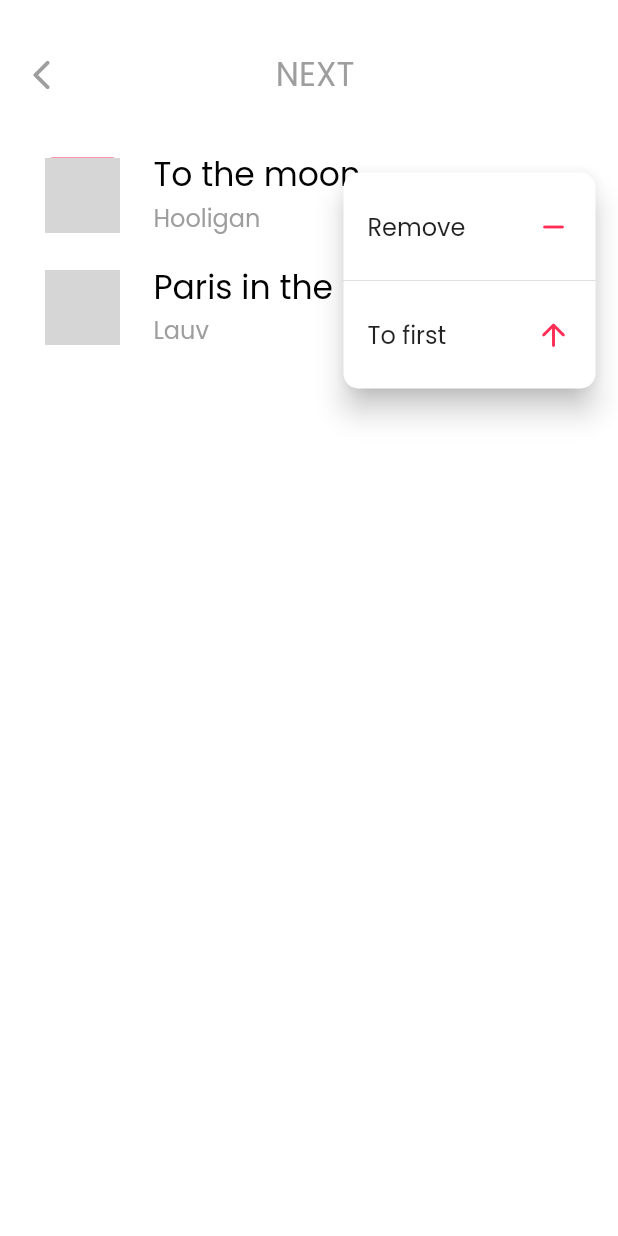
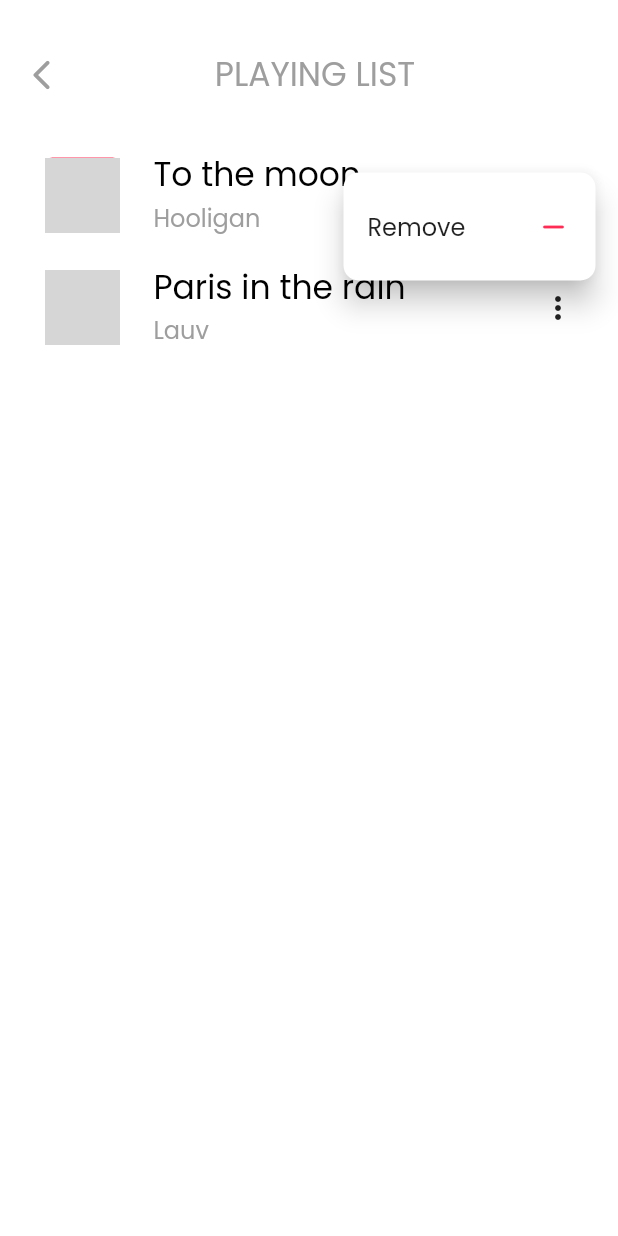
Before and after one commit to unofficialinh/musics-player-flutter, a Flutter app: the PlayingList screen opened directly, after a tap on the "more vert" icon, on a phone screen of 412 x 824 dp. Run offline on Flutter 3.47's test engine with Material 2 defaults, Android fonts, the phone set to English and light mode, and no system bars; our stand-ins replace just_audio, page_transition; network calls fail; grey boxes are pictures that could not be loaded.

Commit message:
finish add song to playlist function (onTap event) for many buttons

```diff
--- a/lib/bottom_navigation.dart
+++ b/lib/bottom_navigation.dart
@@ -5,7 +5,6 @@ import 'package:music_player/pages/library_page.dart';
 import 'package:music_player/pages/music_detail_page.dart';
 import 'package:music_player/pages/player/player.dart';
 import 'package:music_player/pages/search_page.dart';
-import 'package:music_player/pages/settings_page.dart';
 import 'package:page_transition/page_transition.dart';
 
 class BottomNavigation extends StatefulWidget {
--- a/lib/main.dart
+++ b/lib/main.dart
@@ -1,14 +1,10 @@
 import 'package:flutter/material.dart';
-import 'package:flutter_config/flutter_config.dart';
 import 'package:music_player/pages/root_app.dart';
 import 'package:provider/provider.dart';
 
 import 'model/PlayingListModel.dart';
 
 void main() async {
-  WidgetsFlutterBinding.ensureInitialized(); // Required by FlutterConfig
-  await FlutterConfig.loadEnvVariables();
-
   runApp(
     MultiProvider(
       providers: [
--- a/lib/model/PlayingListModel.dart
+++ b/lib/model/PlayingListModel.dart
@@ -34,7 +34,7 @@ class PlayingListModel extends ChangeNotifier {
     audioSource = ConcatenatingAudioSource(
         children: List.generate(_songs.length, (index) => AudioSource.uri(Uri.parse(_songs[index]['mp3'])))
     );
-    // end TODO
+    // endTODO
 
     audioPlayer = new AudioPlayer();
     audioPlayer.setAudioSource(audioSource);
@@ -46,9 +46,12 @@ class PlayingListModel extends ChangeNotifier {
     return _songs;
   }
 
-  // p.songs = ... to set
-  set songs(List<dynamic> songs) {
+  void setPlaylist(List<dynamic> songs, int currentIndex) {
     this._songs = songs;
+    audioSource = ConcatenatingAudioSource(
+        children: List.generate(_songs.length, (index) => AudioSource.uri(Uri.parse(_songs[index]['mp3'])))
+    );
+    audioPlayer.setAudioSource(audioSource, initialIndex: currentIndex);
     notifyListeners();
   }
 
@@ -75,4 +78,16 @@ class PlayingListModel extends ChangeNotifier {
     audioSource.removeAt(index);
     notifyListeners();
   }
+
+// This button is disabled because it contains too many problems :)
+// what is the currentIndex of audioPlayer when I click this button bro?
+  // // Push _songs[index] to the first of list
+  // void toFirst(int index) {
+  //   dynamic moveSong = _songs.removeAt(index);
+  //   _songs.insert(0, moveSong);
+  //   audioSource.removeAt(index);
+  //   audioSource.insert(0, AudioSource.uri(Uri.parse(moveSong['mp3'])));
+  //   notifyListeners();
+  // }
+
 }
--- a/lib/pages/player/control_buttons.dart
+++ b/lib/pages/player/control_buttons.dart
@@ -111,6 +111,7 @@ class ControlButtons extends StatelessWidget {
             await audioPlayer.shuffle();
           }
           await audioPlayer.setShuffleModeEnabled(enable);
+          print('shuffle');
         });
   }
 
--- a/lib/pages/playing_list_page.dart
+++ b/lib/pages/playing_list_page.dart
@@ -1,5 +1,4 @@
 import 'package:flutter/material.dart';
-import 'package:just_audio/just_audio.dart';
 import 'package:music_player/model/PlayingListModel.dart';
 import 'package:provider/provider.dart';
 
@@ -35,7 +34,7 @@ class _PlayingListState extends State<PlayingList> {
       elevation: 0,
       title: Center(
         child: Text(
-          'NEXT',
+          'PLAYING LIST',
           style: TextStyle(color: Colors.grey, fontSize: 22),
         ),
       ),
@@ -134,18 +133,22 @@ class _PlayingListState extends State<PlayingList> {
                                 },
                               ),
                             ),
-                            PopupMenuDivider(),
-                            PopupMenuItem(
-                              child: ListTile(
-                                contentPadding: EdgeInsets.all(0),
-                                title: Text('To first'),
-                                trailing: Icon(
-                                  Icons.arrow_upward_rounded,
-                                  color: primaryColor,
-                                ),
-                                onTap: () {},
-                              ),
-                            ),
+                            // PopupMenuDivider(),
+                            // PopupMenuItem(
+                            //   child: ListTile(
+                            //     contentPadding: EdgeInsets.all(0),
+                            //     title: Text('To first'),
+                            //     trailing: Icon(
+                            //       Icons.arrow_upward_rounded,
+                            //       color: primaryColor,
+                            //     ),
+                            //     onTap: () {
+                            //       // This button is disabled because it contains too many problems :)
+                            //       // what is the currentIndex of audioPlayer when I click this button bro?
+                            //       // appState.toFirst(index);
+                            //     },
+                            //   ),
+                            // ),
                           ],
                         ),
                       ),
--- a/lib/pages/search_page.dart
+++ b/lib/pages/search_page.dart
@@ -143,7 +143,9 @@ class _SearchPageState extends State<SearchPage> {
                                   padding: const EdgeInsets.only(top: 15),
                                   child: GestureDetector(
                                     onTap: () {
-                                      // appState.addBack(songs[index]);
+                                      print('Click');
+                                      appState.setPlaylist([songs[index]], 0);
+                                      // TODO: add navigator to player here
                                     },
                                     child: Row(
                                       mainAxisAlignment:
--- a/lib/pages/settings_page.dart
+++ b/lib/pages/settings_page.dart
@@ -46,5 +46,7 @@ class _SettingsPageState extends State<SettingsPage> {
         ));
   }
 
-  Widget getBody() {}
+  Widget getBody() {
+    return Center(child: Text('Chưa dev xong :)'));
+  }
 }
--- a/pubspec.yaml
+++ b/pubspec.yaml
@@ -31,7 +31,6 @@ dependencies:
   page_transition: "^1.1.7+6"
   provider:
   http: ^0.13.3
-  flutter_config: ^2.0.0
   just_audio: ^0.7.4+1
   audio_service: ^0.17.0
 
```
Also changed, not shown: lib/pages/album_page.dart (+15 -23 lines), lib/pages/artist_page.dart (+7 -22 lines), lib/pages/library_page.dart (+9 -2 lines), pubspec.lock, 2 other files.
